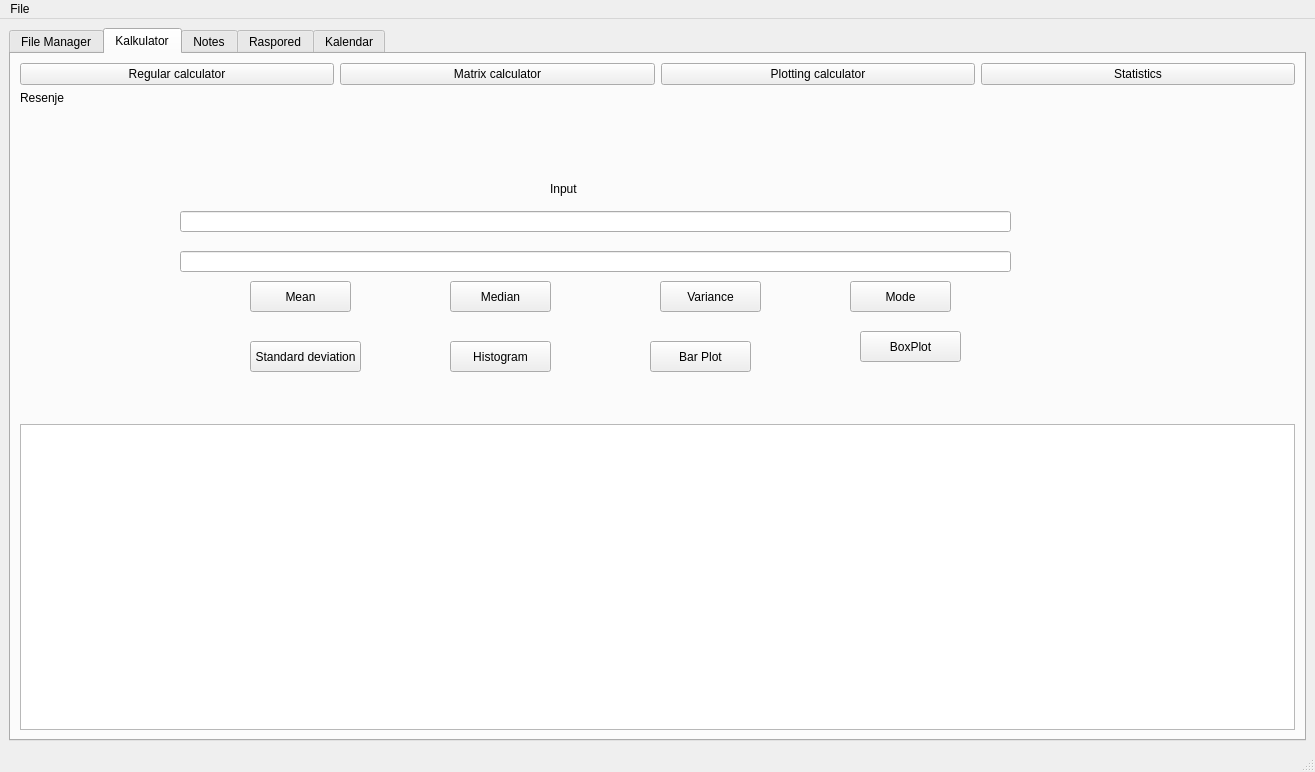
Qt form matfHub/mainwindow.ui (milalukic/matfHub) before a commit.
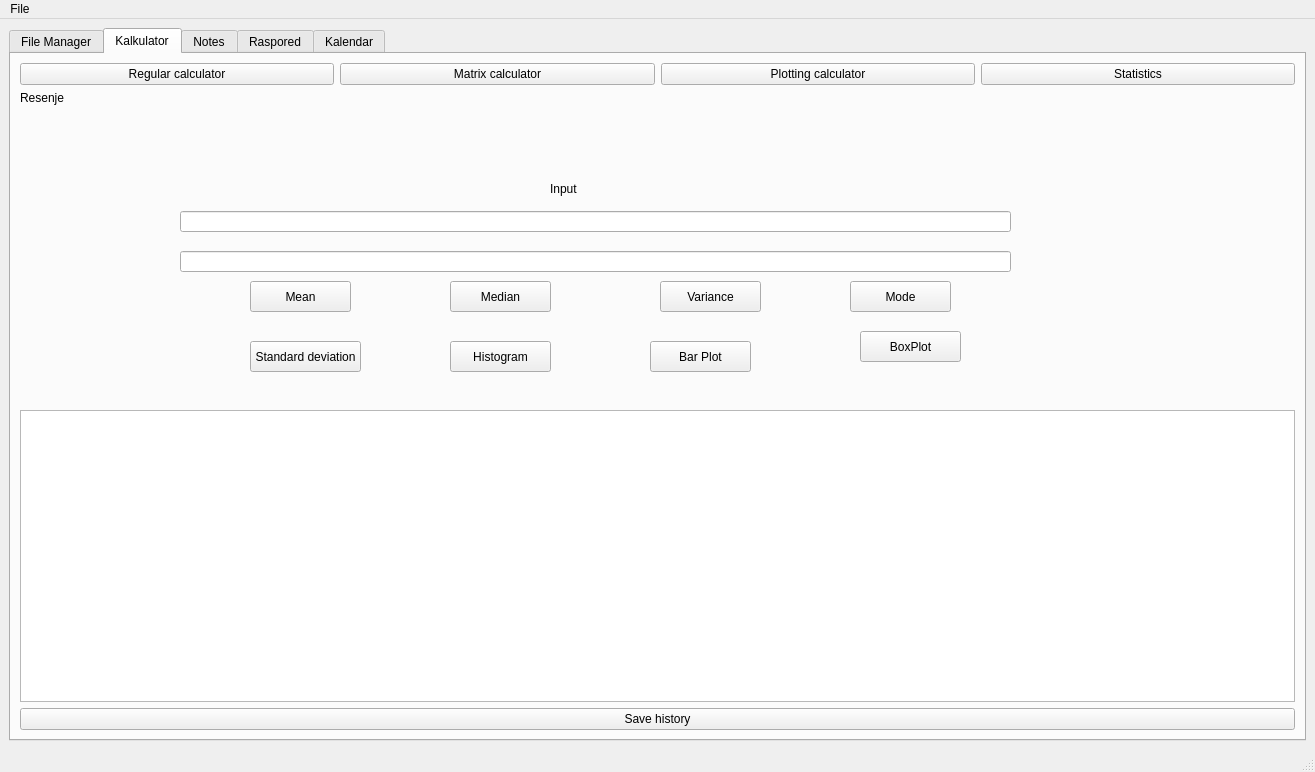
The same form after that commit. Icons and pictures are not drawn.

Commit message: Feature: Calculator class Klasa calculator koja ce moci da cuva i ucitava istoriju racunanja.

```diff
--- a/matfHub/mainwindow.ui
+++ b/matfHub/mainwindow.ui
@@ -2594,6 +2594,13 @@
         <item>
          <widget class="QTextBrowser" name="tbParser"/>
         </item>
+        <item>
+         <widget class="QPushButton" name="pbHistorySave">
+          <property name="text">
+           <string>Save history</string>
+          </property>
+         </widget>
+        </item>
        </layout>
       </widget>
       <widget class="QWidget" name="NotesTab">
```
The commit also changes 5 other files.
